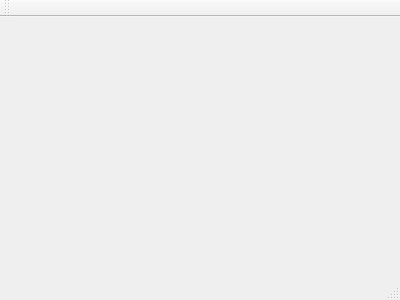
First picture: the form in agendaCompromisso/mainwindow.ui, repository SejaQoxumQuiser/Projeto, before the edit.
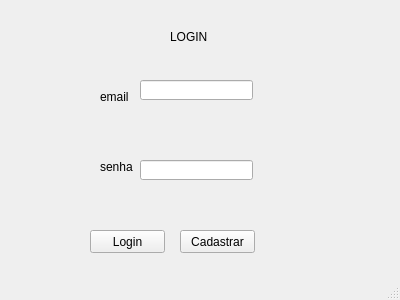
Second picture: the form after the edit.

What changed in the file:
```diff
--- a/agendaCompromisso/mainwindow.ui
+++ b/agendaCompromisso/mainwindow.ui
@@ -12,13 +12,96 @@
   <property name="windowTitle" >
    <string>MainWindow</string>
   </property>
-  <widget class="QMenuBar" name="menuBar" />
-  <widget class="QToolBar" name="mainToolBar" />
-  <widget class="QWidget" name="centralWidget" />
-  <widget class="QStatusBar" name="statusBar" />
+  <widget class="QWidget" name="centralWidget">
+   <widget class="QLabel" name="label">
+    <property name="geometry">
+     <rect>
+      <x>170</x>
+      <y>30</y>
+      <width>47</width>
+      <height>13</height>
+     </rect>
+    </property>
+    <property name="text">
+     <string>LOGIN</string>
+    </property>
+   </widget>
+   <widget class="QLabel" name="label_2">
+    <property name="geometry">
+     <rect>
+      <x>100</x>
+      <y>90</y>
+      <width>47</width>
+      <height>13</height>
+     </rect>
+    </property>
+    <property name="text">
+     <string>email</string>
+    </property>
+   </widget>
+   <widget class="QLabel" name="label_3">
+    <property name="geometry">
+     <rect>
+      <x>100</x>
+      <y>160</y>
+      <width>47</width>
+      <height>13</height>
+     </rect>
+    </property>
+    <property name="text">
+     <string>senha</string>
+    </property>
+   </widget>
+   <widget class="QLineEdit" name="lineEdit">
+    <property name="geometry">
+     <rect>
+      <x>140</x>
+      <y>80</y>
+      <width>113</width>
+      <height>20</height>
+     </rect>
+    </property>
+   </widget>
+   <widget class="QLineEdit" name="lineEdit_2">
+    <property name="geometry">
+     <rect>
+      <x>140</x>
+      <y>160</y>
+      <width>113</width>
+      <height>20</height>
+     </rect>
+    </property>
+   </widget>
+   <widget class="QPushButton" name="pushButton">
+    <property name="geometry">
+     <rect>
+      <x>90</x>
+      <y>230</y>
+      <width>75</width>
+      <height>23</height>
+     </rect>
+    </property>
+    <property name="text">
+     <string>Login</string>
+    </property>
+   </widget>
+   <widget class="QPushButton" name="pushButton_2">
+    <property name="geometry">
+     <rect>
+      <x>180</x>
+      <y>230</y>
+      <width>75</width>
+      <height>23</height>
+     </rect>
+    </property>
+    <property name="text">
+     <string>Cadastrar</string>
+    </property>
+   </widget>
+  </widget>
+  <widget class="QStatusBar" name="statusBar"/>
  </widget>
- <layoutDefault spacing="6" margin="11" />
- <pixmapfunction></pixmapfunction>
+ <layoutdefault spacing="6" margin="11"/>
  <resources/>
  <connections/>
 </ui>
```
Left out of the diff: 7 changed lines with no effect on the pictures.
